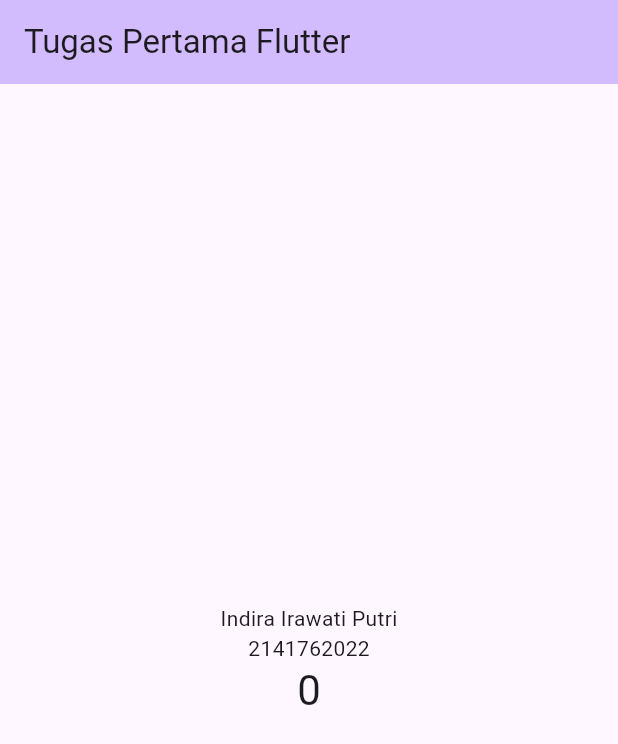
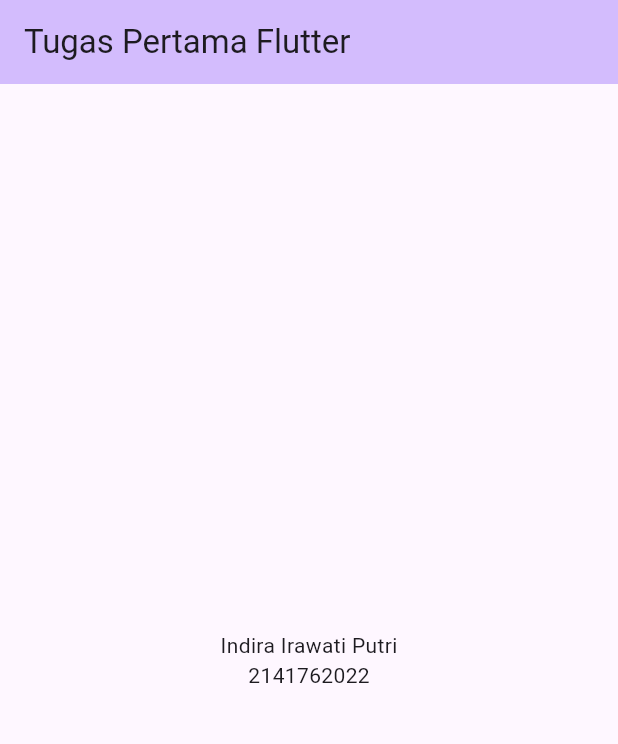
Before and after one commit to indira2906/hello_world, a Flutter app: the screen it shows after launch, on a phone screen of 412 x 824 dp. Shown: the top 744 px of the screen. Run offline on Flutter 3.47's test engine with Material 2 defaults, Android fonts, the phone set to English and light mode, and no system bars.

Commit message:
hello_world1

```diff
--- a/lib/main.dart
+++ b/lib/main.dart
@@ -111,10 +111,10 @@ class _MyHomePageState extends State<MyHomePage> {
             const Text(
               '2141762022',
             ),
-            Text(
-              '$_counter',
-              style: Theme.of(context).textTheme.headlineMedium,
-            ),
+            //Text(
+            //'$_counter',
+            //style: Theme.of(context).textTheme.headlineMedium,
+            //),
           ],
         ),
       ),
```
